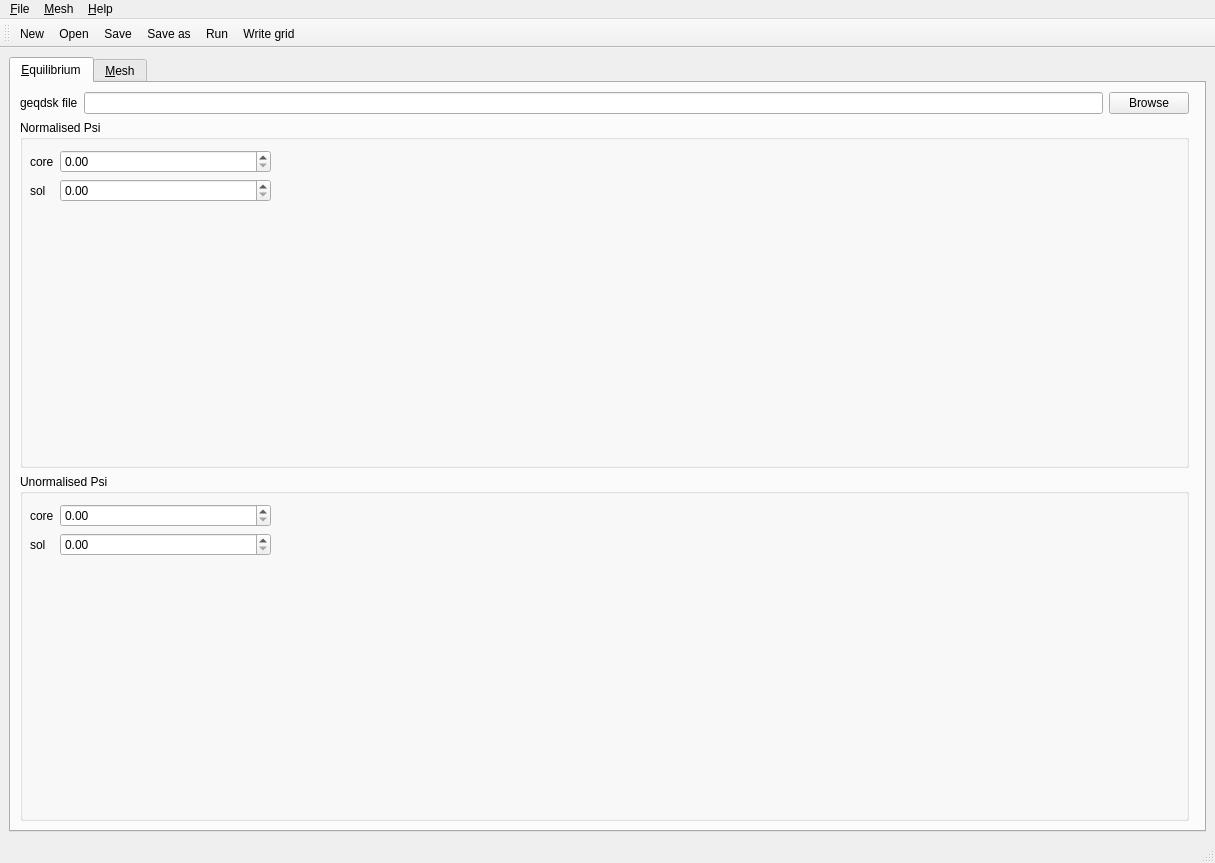
First picture: the form in hypnotoad/gui/hypnotoad_mainWindow.ui, repository boutproject/hypnotoad, before the edit.
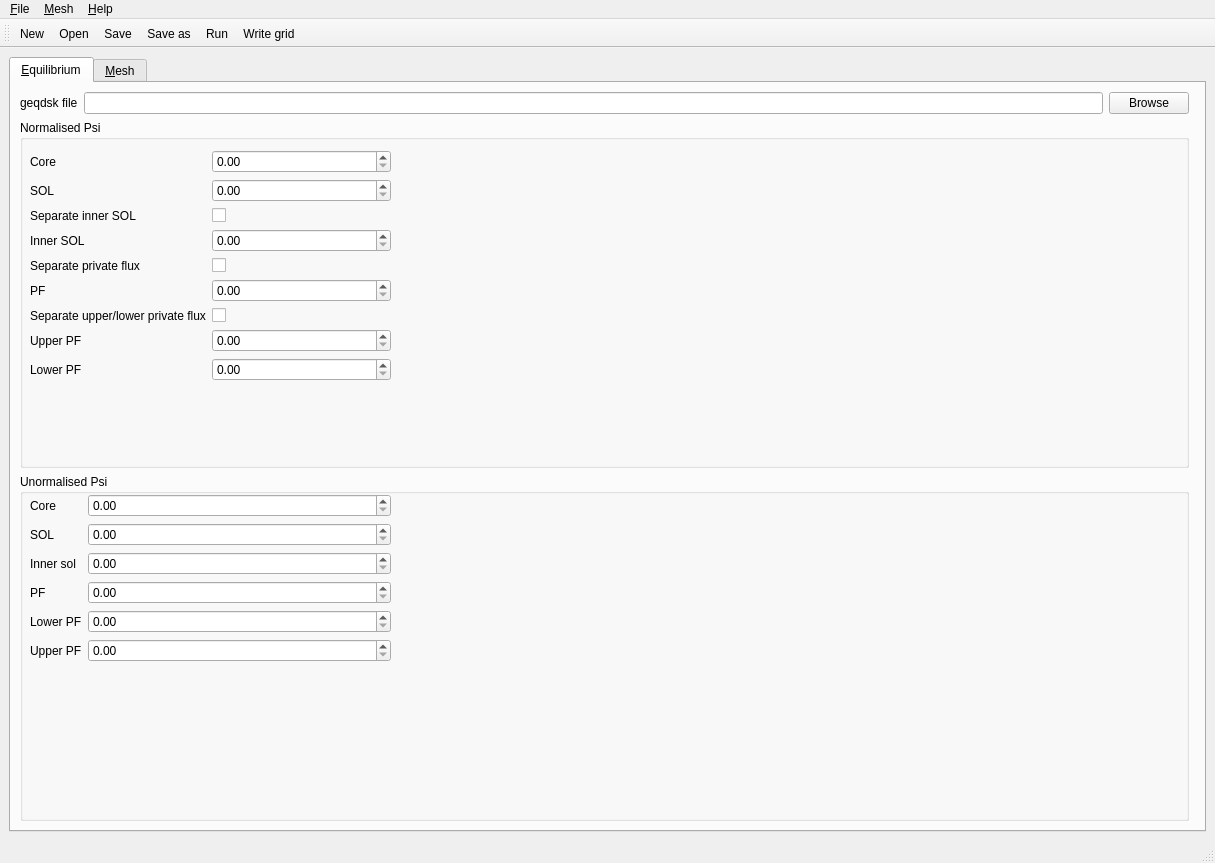
Second picture: the form after the edit. Icons and pictures are not drawn.

Commit message: GUI: Add remaining psi-limits to preliminary-equilibrium tab

The edit to the form file:
```diff
--- a/hypnotoad/gui/hypnotoad_mainWindow.ui
+++ b/hypnotoad/gui/hypnotoad_mainWindow.ui
@@ -58,8 +58,8 @@
               <rect>
                <x>10</x>
                <y>30</y>
-               <width>241</width>
-               <height>191</height>
+               <width>361</width>
+               <height>263</height>
               </rect>
              </property>
              <layout class="QFormLayout" name="formLayout_2">
@@ -69,7 +69,7 @@
               <item row="1" column="0">
                <widget class="QLabel" name="psinorm_coreLabel">
                 <property name="text">
-                 <string>core</string>
+                 <string>Core</string>
                 </property>
                </widget>
               </item>
@@ -79,13 +79,83 @@
               <item row="2" column="0">
                <widget class="QLabel" name="psinorm_solLabel">
                 <property name="text">
-                 <string>sol</string>
+                 <string>SOL</string>
                 </property>
                </widget>
               </item>
               <item row="2" column="1">
                <widget class="QDoubleSpinBox" name="psinorm_solDoubleSpinBox"/>
               </item>
+              <item row="3" column="0">
+               <widget class="QLabel" name="separateInnerSolLabel">
+                <property name="text">
+                 <string>Separate inner SOL</string>
+                </property>
+               </widget>
+              </item>
+              <item row="3" column="1">
+               <widget class="QCheckBox" name="separateInnerSolCheckBox"/>
+              </item>
+              <item row="4" column="0">
+               <widget class="QLabel" name="innerSolLabel">
+                <property name="text">
+                 <string>Inner SOL</string>
+                </property>
+               </widget>
+              </item>
+              <item row="4" column="1">
+               <widget class="QDoubleSpinBox" name="psinorm_sol_innerDoubleSpinBox"/>
+              </item>
+              <item row="5" column="0">
+               <widget class="QLabel" name="separatePrivateFluxLabel">
+                <property name="text">
+                 <string>Separate private flux</string>
+                </property>
+               </widget>
+              </item>
+              <item row="5" column="1">
+               <widget class="QCheckBox" name="separatePrivateFluxCheckBox"/>
+              </item>
+              <item row="6" column="0">
+               <widget class="QLabel" name="psinorm_pfLabel">
+                <property name="text">
+                 <string>PF</string>
+                </property>
+               </widget>
+              </item>
+              <item row="6" column="1">
+               <widget class="QDoubleSpinBox" name="psinorm_pfDoubleSpinBox"/>
+              </item>
+              <item row="7" column="0">
+               <widget class="QLabel" name="separateInnerPrivateFluxLabel">
+                <property name="text">
+                 <string>Separate upper/lower private flux</string>
+                </property>
+               </widget>
+              </item>
+              <item row="7" column="1">
+               <widget class="QCheckBox" name="separate_upper_lowerPrivateFluxCheckBox"/>
+              </item>
+              <item row="8" column="0">
+               <widget class="QLabel" name="psinorm_pf_upperLabel">
+                <property name="text">
+                 <string>Upper PF</string>
+                </property>
+               </widget>
+              </item>
+              <item row="8" column="1">
+               <widget class="QDoubleSpinBox" name="psinorm_pf_upperDoubleSpinBox"/>
+              </item>
+              <item row="9" column="0">
+               <widget class="QLabel" name="psinorm_pf_lowerLabel">
+                <property name="text">
+                 <string>Lower PF</string>
+                </property>
+               </widget>
+              </item>
+              <item row="9" column="1">
+               <widget class="QDoubleSpinBox" name="psinorm_pf_lowerDoubleSpinBox"/>
+              </item>
              </layout>
             </widget>
            </widget>
@@ -99,9 +169,9 @@
              <property name="geometry">
               <rect>
                <x>10</x>
-               <y>30</y>
-               <width>241</width>
-               <height>201</height>
+               <y>20</y>
+               <width>361</width>
+               <height>217</height>
               </rect>
              </property>
              <layout class="QFormLayout" name="formLayout_4">
@@ -111,7 +181,7 @@
               <item row="0" column="0">
                <widget class="QLabel" name="psi_coreLabel">
                 <property name="text">
-                 <string>core</string>
+                 <string>Core</string>
                 </property>
                </widget>
               </item>
@@ -121,13 +191,53 @@
               <item row="1" column="0">
                <widget class="QLabel" name="psi_solLabel">
                 <property name="text">
-                 <string>sol</string>
+                 <string>SOL</string>
                 </property>
                </widget>
               </item>
               <item row="1" column="1">
                <widget class="QDoubleSpinBox" name="psi_solDoubleSpinBox"/>
               </item>
+              <item row="2" column="0">
+               <widget class="QLabel" name="psi_sol_innerLabel">
+                <property name="text">
+                 <string>Inner sol</string>
+                </property>
+               </widget>
+              </item>
+              <item row="2" column="1">
+               <widget class="QDoubleSpinBox" name="psi_sol_innerDoubleSpinBox"/>
+              </item>
+              <item row="4" column="0">
+               <widget class="QLabel" name="psi_pf_upperLabel">
+                <property name="text">
+                 <string>Lower PF</string>
+                </property>
+               </widget>
+              </item>
+              <item row="4" column="1">
+               <widget class="QDoubleSpinBox" name="psi_pf_upperDoubleSpinBox"/>
+              </item>
+              <item row="5" column="0">
+               <widget class="QLabel" name="psi_pf_lowerLabel">
+                <property name="text">
+                 <string>Upper PF</string>
+                </property>
+               </widget>
+              </item>
+              <item row="5" column="1">
+               <widget class="QDoubleSpinBox" name="psi_pf_lowerDoubleSpinBox"/>
+              </item>
+              <item row="3" column="0">
+               <widget class="QLabel" name="psi_pfLabel">
+                <property name="text">
+                 <string>PF</string>
+                </property>
+               </widget>
+              </item>
+              <item row="3" column="1">
+               <widget class="QDoubleSpinBox" name="psi_pfDoubleSpinBox"/>
+              </item>
              </layout>
             </widget>
            </widget>
```
The commit also changes 2 other files.
